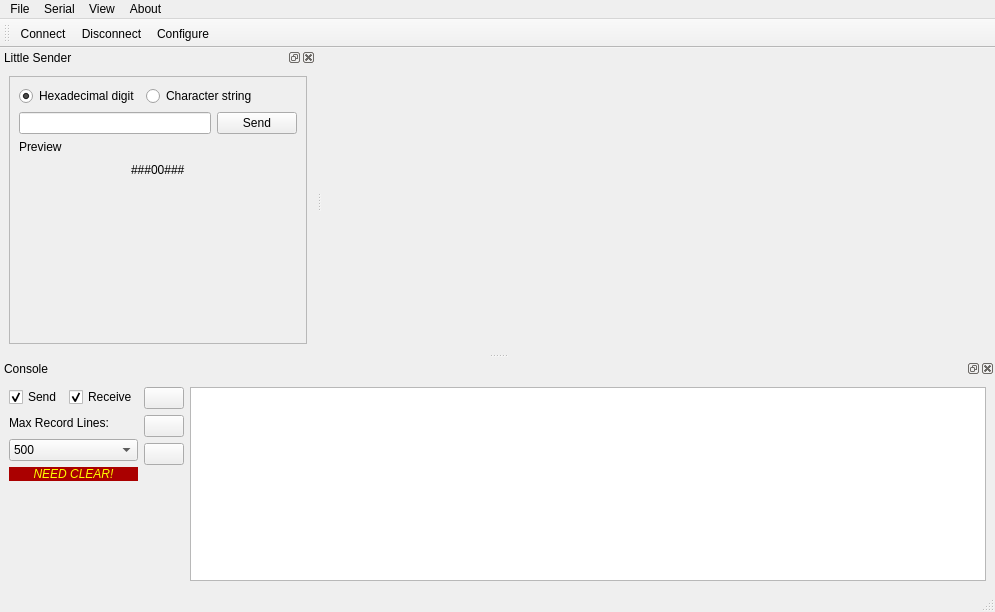
Qt form mainwindow.ui (hfansion/RobotCommander) before a commit.
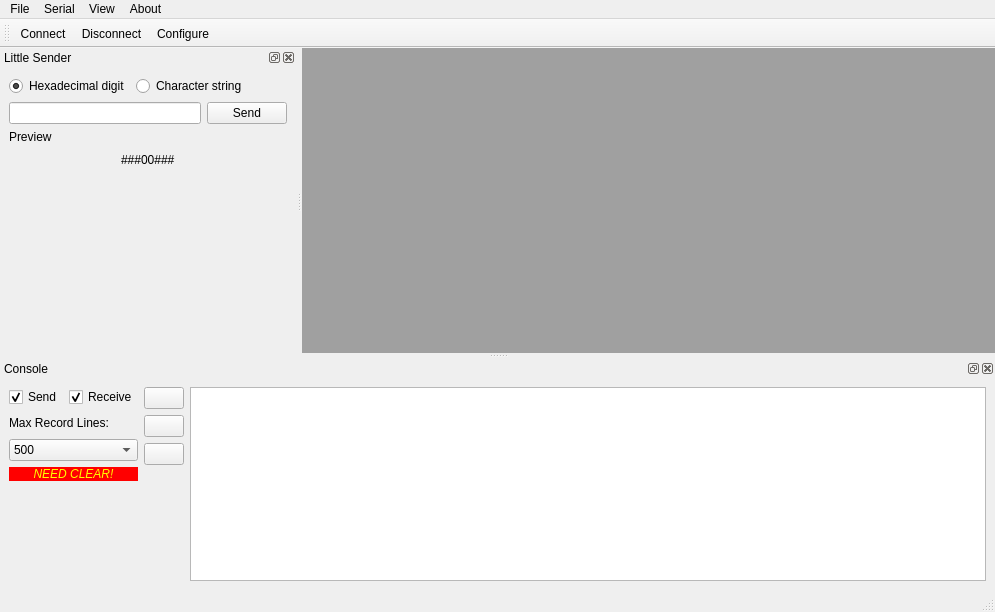
The same form after that commit. Icons and pictures are not drawn. Custom widgets are drawn as their Qt base class.

```diff
--- a/mainwindow.ui
+++ b/mainwindow.ui
@@ -18,7 +18,22 @@
     <normaloff>:/icon/icon.png</normaloff>:/icon/icon.png</iconset>
   </property>
   <widget class="QWidget" name="centralwidget">
+   <property name="styleSheet">
+    <string notr="true">background-color:rgb(160, 160, 160)</string>
+   </property>
    <layout class="QGridLayout" name="gridLayout">
+    <property name="leftMargin">
+     <number>5</number>
+    </property>
+    <property name="topMargin">
+     <number>5</number>
+    </property>
+    <property name="rightMargin">
+     <number>5</number>
+    </property>
+    <property name="bottomMargin">
+     <number>5</number>
+    </property>
     <item row="0" column="0">
      <widget class="MapWidget" name="imageWidget" native="true"/>
     </item>
@@ -90,8 +105,23 @@
    </attribute>
    <widget class="QWidget" name="dockWidgetContents">
     <layout class="QGridLayout" name="gridLayout_2">
+     <property name="leftMargin">
+      <number>0</number>
+     </property>
+     <property name="topMargin">
+      <number>0</number>
+     </property>
+     <property name="rightMargin">
+      <number>0</number>
+     </property>
+     <property name="bottomMargin">
+      <number>0</number>
+     </property>
      <item row="0" column="0">
       <widget class="QScrollArea" name="scrollArea">
+       <property name="frameShape">
+        <enum>QFrame::NoFrame</enum>
+       </property>
        <property name="widgetResizable">
         <bool>true</bool>
        </property>
@@ -100,8 +130,8 @@
          <rect>
           <x>0</x>
           <y>0</y>
-          <width>331</width>
-          <height>222</height>
+          <width>314</width>
+          <height>274</height>
          </rect>
         </property>
         <layout class="QVBoxLayout" name="verticalLayout">
@@ -331,7 +361,7 @@
        <item>
         <widget class="QLabel" name="label_CS_Alert">
          <property name="styleSheet">
-          <string notr="true">background-color:rgb(170, 0, 0)</string>
+          <string notr="true">background-color:rgb(255, 0, 0)</string>
          </property>
          <property name="text">
           <string>&lt;html&gt;&lt;head/&gt;&lt;body&gt;&lt;p align=&quot;center&quot;&gt;&lt;span style=&quot; font-style:italic; color:#ffff00;&quot;&gt;NEED CLEAR!&lt;/span&gt;&lt;/p&gt;&lt;/body&gt;&lt;/html&gt;</string>
```
Left out of the diff: 6 changed lines with no effect on the pictures.
